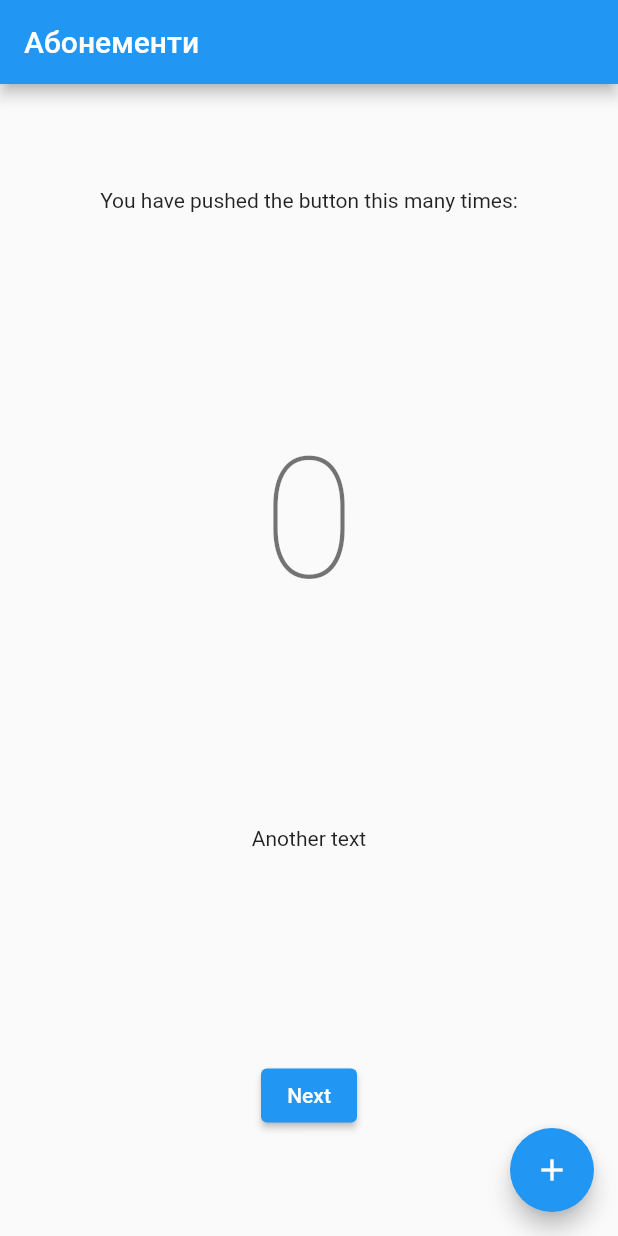
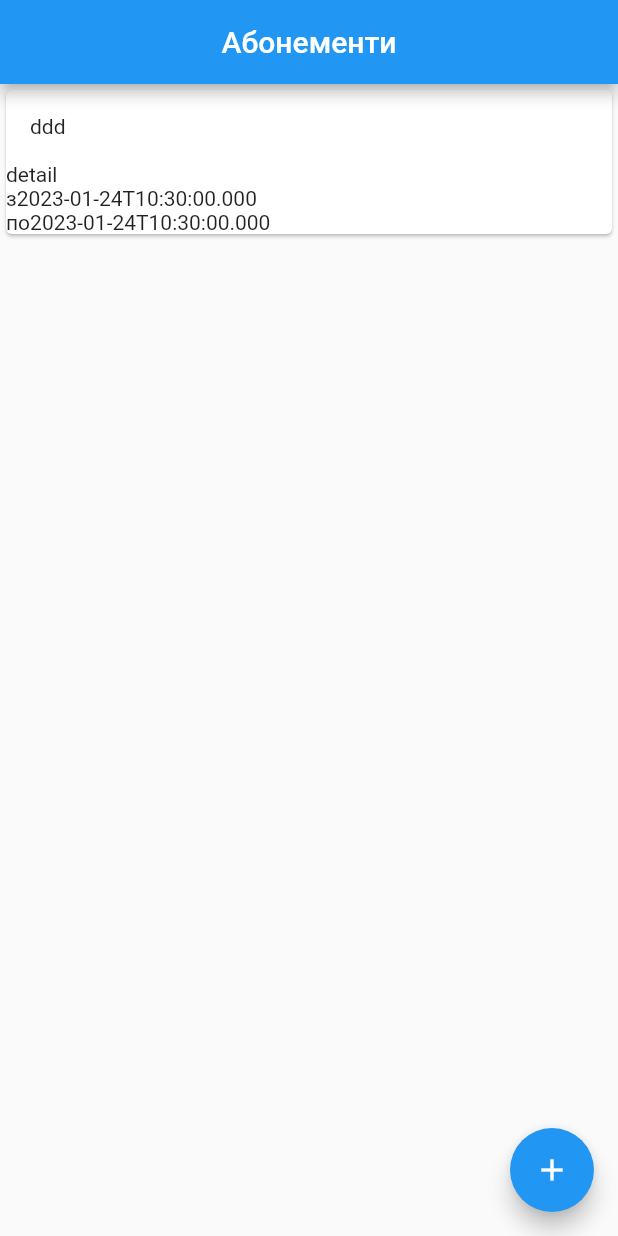
Before and after one commit to lizakolot12/subscription, a Flutter app: the screen it shows after launch, on a phone screen of 412 x 824 dp. Run offline on Flutter 3.47's test engine with Material 2 defaults, Android fonts, the phone set to English and light mode, and no system bars.

Commit message:
Add model. ListView

```diff
--- a/lib/main.dart
+++ b/lib/main.dart
@@ -1,4 +1,5 @@
 import 'package:flutter/material.dart';
+import 'package:subscription/repo.dart';
 
 void main() {
   runApp(const MyApp());
@@ -63,57 +64,38 @@ class _MyHomePageState extends State<MyHomePage> {
 
   @override
   Widget build(BuildContext context) {
-    // This method is rerun every time setState is called, for instance as done
-    // by the _incrementCounter method above.
-    //
-    // The Flutter framework has been optimized to make rerunning build methods
-    // fast, so that you can just rebuild anything that needs updating rather
-    // than having to individually change instances of widgets.
+    var all = Repo().getAll();
     return Scaffold(
       appBar: AppBar(
-        // Here we take the value from the MyHomePage object that was created by
-        // the App.build method, and use it to set our appbar title.
+        centerTitle: true,
         title: Text(widget.title),
       ),
-      body: Center(
-        // Center is a layout widget. It takes a single child and positions it
-        // in the middle of the parent.
-        child: Column(
-          // Column is also a layout widget. It takes a list of children and
-          // arranges them vertically. By default, it sizes itself to fit its
-          // children horizontally, and tries to be as tall as its parent.
-          //
-          // Invoke "debug painting" (press "p" in the console, choose the
-          // "Toggle Debug Paint" action from the Flutter Inspector in Android
-          // Studio, or the "Toggle Debug Paint" command in Visual Studio Code)
-          // to see the wireframe for each widget.
-          //
-          // Column has various properties to control how it sizes itself and
-          // how it positions its children. Here we use mainAxisAlignment to
-          // center the children vertically; the main axis here is the vertical
-          // axis because Columns are vertical (the cross axis would be
-          // horizontal).
-          mainAxisAlignment: MainAxisAlignment.spaceAround,
-          children: <Widget>[
-            const Text(
-              'You have pushed the button this many times:',
+      body:  ListView.builder(
+        itemCount: 1,
+        itemBuilder: (context, index) {
+          return Card(
+            child: Column(crossAxisAlignment: CrossAxisAlignment.start,
+              children: [
+                Padding(padding:  const EdgeInsets.all(16.0), child: Text(all[index].name, textAlign: TextAlign.start))
+                ,
+                Text(all[index].subscriptions[0].detail),
+                Row(children: [
+                  const Text("з"),
+                  Text(all[index].subscriptions[0].startDate.toIso8601String())
+                ]),
+                Row(children: [
+                  const Text("по"),
+                  Text(all[index]
+                      .subscriptions[0]
+                      .endDate
+                      .toLocal()
+                      .toIso8601String())
+                ]),
+              ],
             ),
-            Text(
-              '$_counter',
-              style: Theme.of(context).textTheme.headline1,
-            ),
-            const Text(
-              'Another text',
-            ),
-            ElevatedButton(
-              onPressed: () {
-                print('button pressed!');
-              },
-              child: Text('Next'),
-            ),
-          ],
-        ),
-      ),
+          );
+        },
+      ).build(context),
       floatingActionButton: FloatingActionButton(
         onPressed: _incrementCounter,
         tooltip: 'Increment',
--- /dev/null
+++ b/lib/model/lesson.dart
@@ -0,0 +1,12 @@
+class Lesson {
+  int lId;
+  String description;
+  DateTime date;
+
+  Lesson(this.lId, this.description, this.date);
+}
+
+void main() {
+  var le = Lesson(1, "dsd", DateTime.now());
+  le.date;
+}
--- /dev/null
+++ b/lib/model/subscription.dart
@@ -0,0 +1,14 @@
+import 'package:subscription/model/lesson.dart';
+
+class Subscription {
+  int id;
+  String detail;
+  DateTime startDate;
+  DateTime endDate;
+  int lessonNumbers;
+  List<Lesson> lessons;
+  int workshopId;
+
+  Subscription(this.id, this.detail, this.startDate, this.endDate,
+      this.lessonNumbers, this.lessons, this.workshopId);
+}
--- /dev/null
+++ b/lib/model/workshop.dart
@@ -0,0 +1,9 @@
+import 'package:subscription/model/subscription.dart';
+
+class Workshop {
+  int id;
+  String name;
+  List<Subscription> subscriptions;
+
+  Workshop(this.id, this.name, this.subscriptions);
+}
--- /dev/null
+++ b/lib/repo.dart
@@ -0,0 +1,14 @@
+
+import 'package:subscription/model/lesson.dart';
+import 'package:subscription/model/subscription.dart';
+import 'package:subscription/model/workshop.dart';
+
+class Repo {
+  final List<Workshop> _workshops = [];
+  List<Workshop> getAll(){
+    var lessons = [Lesson(1, "description", DateTime.now()), Lesson(2, "description2", DateTime.now())];
+    var subscriptions = [Subscription(1, "detail", DateTime.now(), DateTime.now(), 3, lessons, 1)];
+    _workshops.add(Workshop(1, "ddd", subscriptions));
+    return _workshops;
+  }
+}
```
